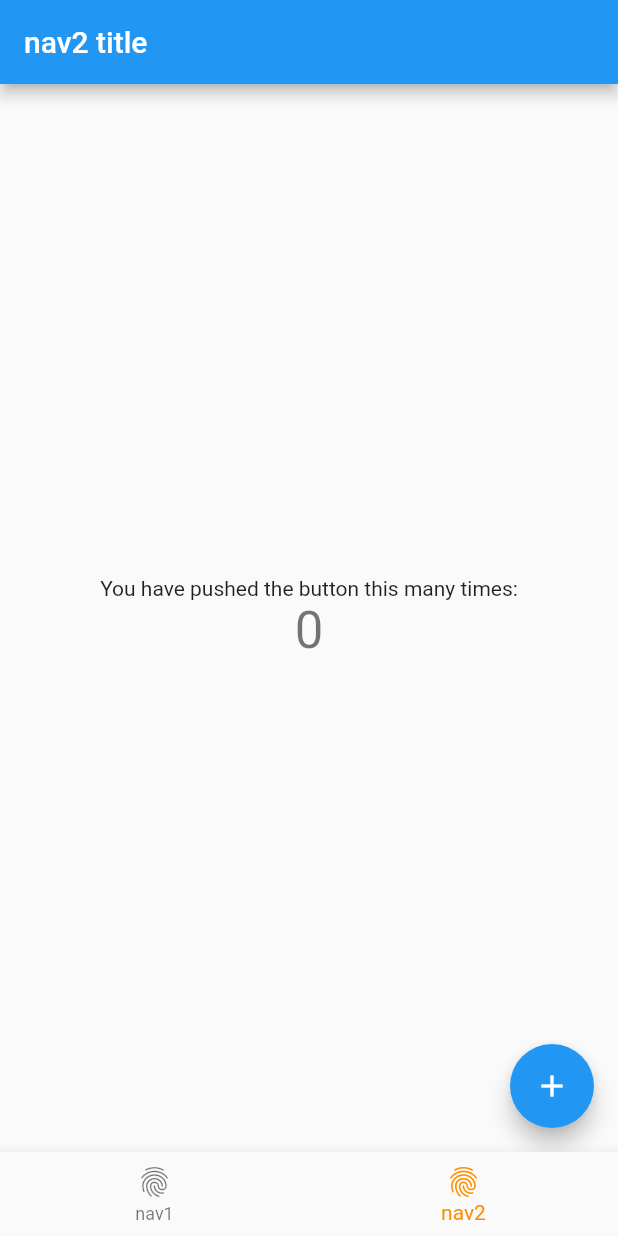
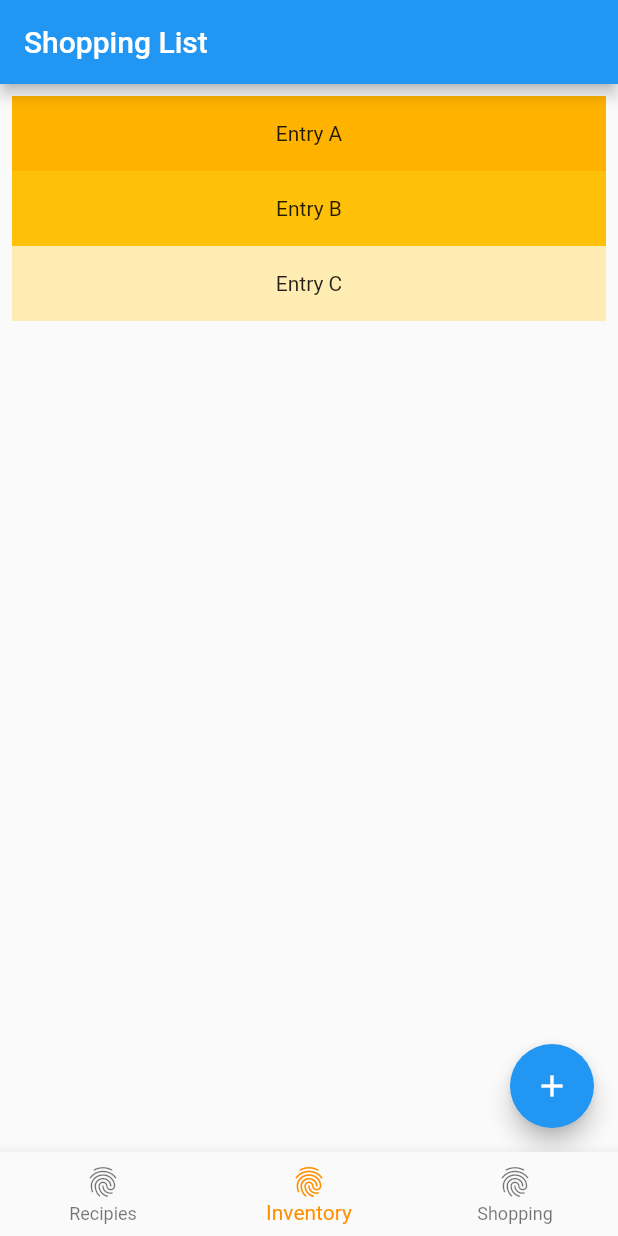
Before and after one commit to lukaspetersson/kitchen_app, a Flutter app: the screen it shows after launch, item 2 of the bottom bar chosen, on a phone screen of 412 x 824 dp. Run offline on Flutter 3.47's test engine with Material 2 defaults, Android fonts, the light colour scheme and no system bars.

Commit message:
relevant pages

```diff
--- a/lib/pages/NavigationPage.dart
+++ b/lib/pages/NavigationPage.dart
@@ -2,7 +2,9 @@ import 'package:flutter/material.dart';
 
 // Import bottom navigation pages
 import 'package:kitchen_app/pages/navPages/nav1.dart';
-import 'package:kitchen_app/pages/navPages/nav2.dart';
+import 'package:kitchen_app/pages/navPages/InventoryPage.dart';
+import 'package:kitchen_app/pages/navPages/RecipePage.dart';
+import 'package:kitchen_app/pages/navPages/ShoppingPage.dart';
 
 class PageInfo {
   PageInfo({required this.title, required this.icon, required this.page})
@@ -16,13 +18,15 @@ class PageInfo {
 class NavigationPage extends StatefulWidget {
   static List<PageInfo> pages = <PageInfo>[
     PageInfo(
-        title: "nav1",
+        title: "Recipies", icon: Icon(Icons.fingerprint), page: RecipePage()),
+    PageInfo(
+        title: "Inventory",
         icon: Icon(Icons.fingerprint),
-        page: nav1(title: "nav1 title")),
+        page: ShoppingPage()),
     PageInfo(
-        title: "nav2",
+        title: "Shopping",
         icon: Icon(Icons.fingerprint),
-        page: nav2(title: "nav2 title"))
+        page: InventoryPage()),
   ];
 
   @override
--- /dev/null
+++ b/lib/pages/navPages/ShoppingPage.dart
@@ -0,0 +1,43 @@
+import 'package:flutter/material.dart';
+
+class ShoppingPage extends StatefulWidget {
+  @override
+  State<ShoppingPage> createState() => _ShoppingPageState();
+}
+
+class _ShoppingPageState extends State<ShoppingPage> {
+  @override
+  Widget build(BuildContext context) {
+    return Scaffold(
+      appBar: AppBar(
+        title: Text("Shopping List"),
+      ),
+      body: Center(
+          child: ListView(
+        padding: const EdgeInsets.all(8),
+        children: <Widget>[
+          Container(
+            height: 50,
+            color: Colors.amber[600],
+            child: const Center(child: Text('Entry A')),
+          ),
+          Container(
+            height: 50,
+            color: Colors.amber[500],
+            child: const Center(child: Text('Entry B')),
+          ),
+          Container(
+            height: 50,
+            color: Colors.amber[100],
+            child: const Center(child: Text('Entry C')),
+          ),
+        ],
+      )),
+      floatingActionButton: FloatingActionButton(
+        onPressed: null,
+        tooltip: 'Add item',
+        child: const Icon(Icons.add),
+      ),
+    );
+  }
+}
--- a/lib/pages/navPages/nav2.dart
+++ /dev/null
@@ -1,48 +0,0 @@
-import 'package:flutter/material.dart';
-
-class nav2 extends StatefulWidget {
-  const nav2({Key? key, required this.title}) : super(key: key);
-
-  final String title;
-
-  @override
-  State<nav2> createState() => _MyHomePageState();
-}
-
-class _MyHomePageState extends State<nav2> {
-  int _counter = 0;
-
-  void _incrementCounter() {
-    setState(() {
-      _counter++;
-    });
-  }
-
-  @override
-  Widget build(BuildContext context) {
-    return Scaffold(
-      appBar: AppBar(
-        title: Text(widget.title),
-      ),
-      body: Center(
-        child: Column(
-          mainAxisAlignment: MainAxisAlignment.center,
-          children: <Widget>[
-            const Text(
-              'You have pushed the button this many times:',
-            ),
-            Text(
-              '$_counter',
-              style: Theme.of(context).textTheme.headline4,
-            ),
-          ],
-        ),
-      ),
-      floatingActionButton: FloatingActionButton(
-        onPressed: _incrementCounter,
-        tooltip: 'Increment',
-        child: const Icon(Icons.add),
-      ), // This trailing comma makes auto-formatting nicer for build methods.
-    );
-  }
-}
```
Also changed, not shown: lib/pages/navPages/InventoryPage.dart (added, +43 -0 lines), lib/pages/navPages/RecipePage.dart (added, +43 -0 lines).
